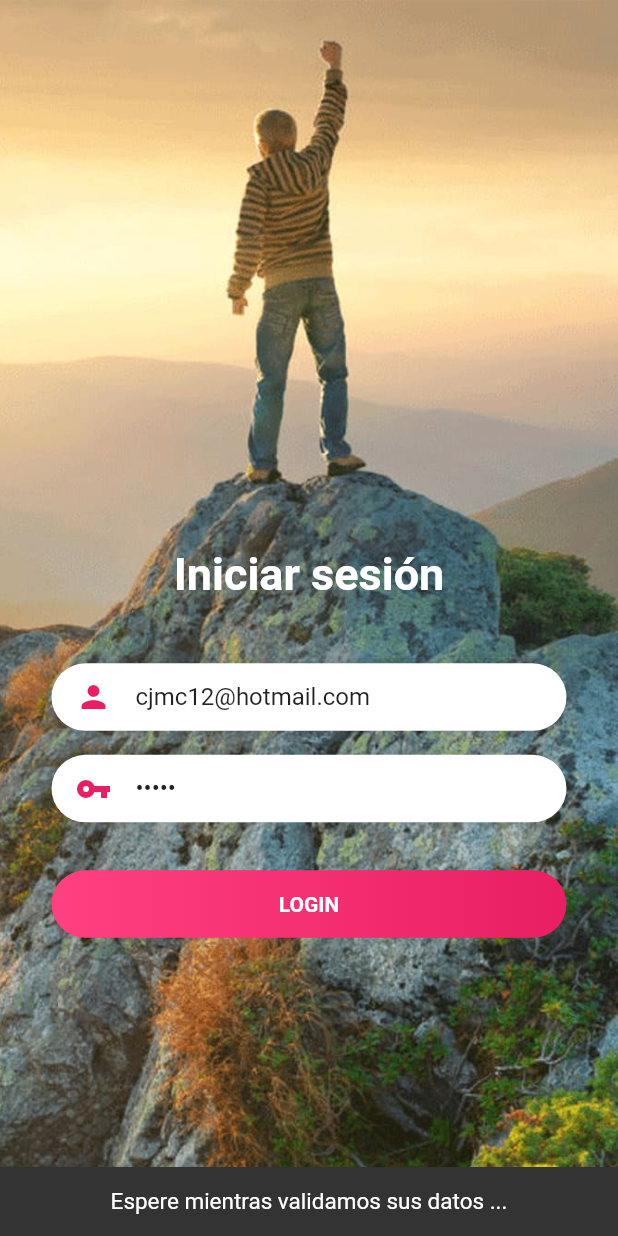
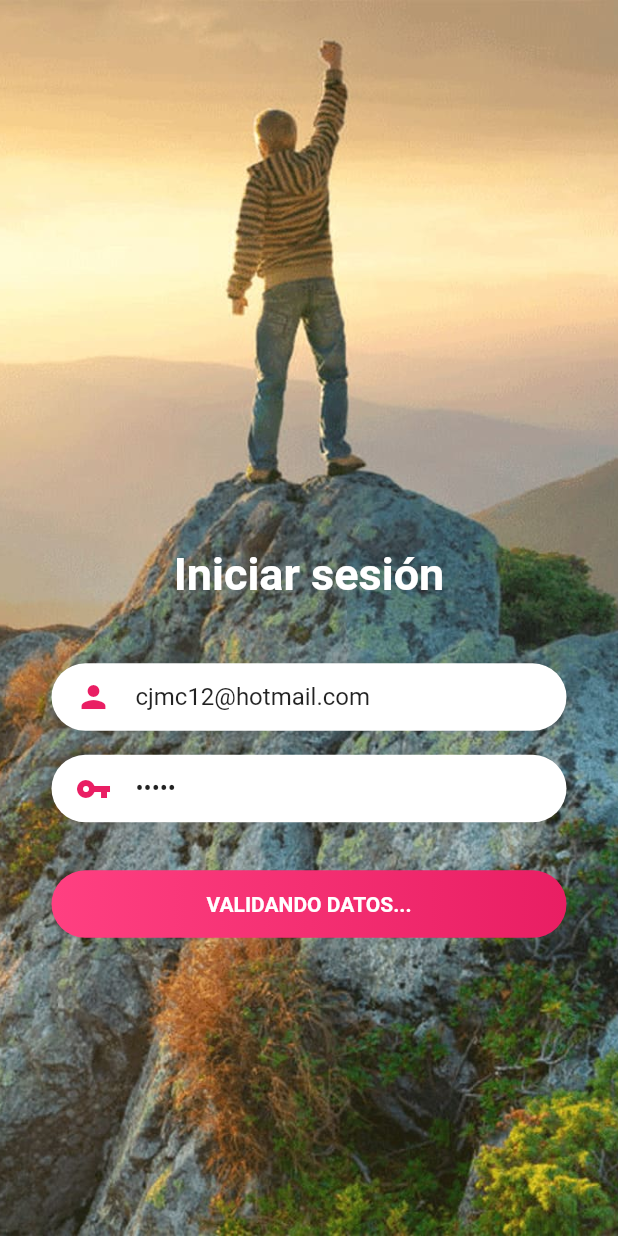
Before and after one commit to jesusmemije/IAB-admin, a Flutter app: the screen it shows after launch, after a tap on "LOGIN", on a phone screen of 412 x 824 dp. Run offline on Flutter 3.47's test engine with Material 2 defaults, Android fonts, the light colour scheme and no system bars; our stand-ins replace flutter_speed_dial, fluttertoast, font_awesome_flutter, shared_preferences; missing offline and left inert: flutter_barcode_scanner; network calls fail.

Commit message:
Login loading info

```diff
--- a/lib/screens/login_screen.dart
+++ b/lib/screens/login_screen.dart
@@ -23,6 +23,8 @@ class _LoginScreenState extends State<LoginScreen> {
   //Variables
   String _username = "";
   String _password = "";
+  String _textBtnLogin = "LOGIN";
+  bool _progressLogin = false;
 
   @override
   Widget build(BuildContext context) {
@@ -125,7 +127,7 @@ class _LoginScreenState extends State<LoginScreen> {
                     /*Spacer(),*/
 
                     InkWell(
-                      onTap: validate,
+                      onTap: _progressLogin ? null : validate,
                       child: Container(
                         height: 45,
                         margin: const EdgeInsets.only(top: 32),
@@ -141,7 +143,7 @@ class _LoginScreenState extends State<LoginScreen> {
                                 BorderRadius.all(Radius.circular(50))),
                         child: Center(
                           child: Text(
-                            'Login'.toUpperCase(),
+                            _textBtnLogin,
                             style: const TextStyle(
                                 color: Colors.white,
                                 fontWeight: FontWeight.bold),
@@ -168,7 +170,11 @@ class _LoginScreenState extends State<LoginScreen> {
     if (_username.isEmpty || _password.isEmpty) {
       showMessage('El usuario y la contraseña son requeridos');
     } else {
-      showMessage('Espere mientras validamos sus datos ...');
+
+      setState(() {
+        _progressLogin = true;
+        _textBtnLogin = "VALIDANDO DATOS...";
+      });
 
       Map response = await loginProvider.loginValidate(_username, _password);
 
@@ -183,6 +189,10 @@ class _LoginScreenState extends State<LoginScreen> {
 
       } else {
         showMessage( response['response'] );
+        setState(() {
+          _progressLogin = false;
+          _textBtnLogin = "LOGIN";
+        });
       }
     }
   }
```
